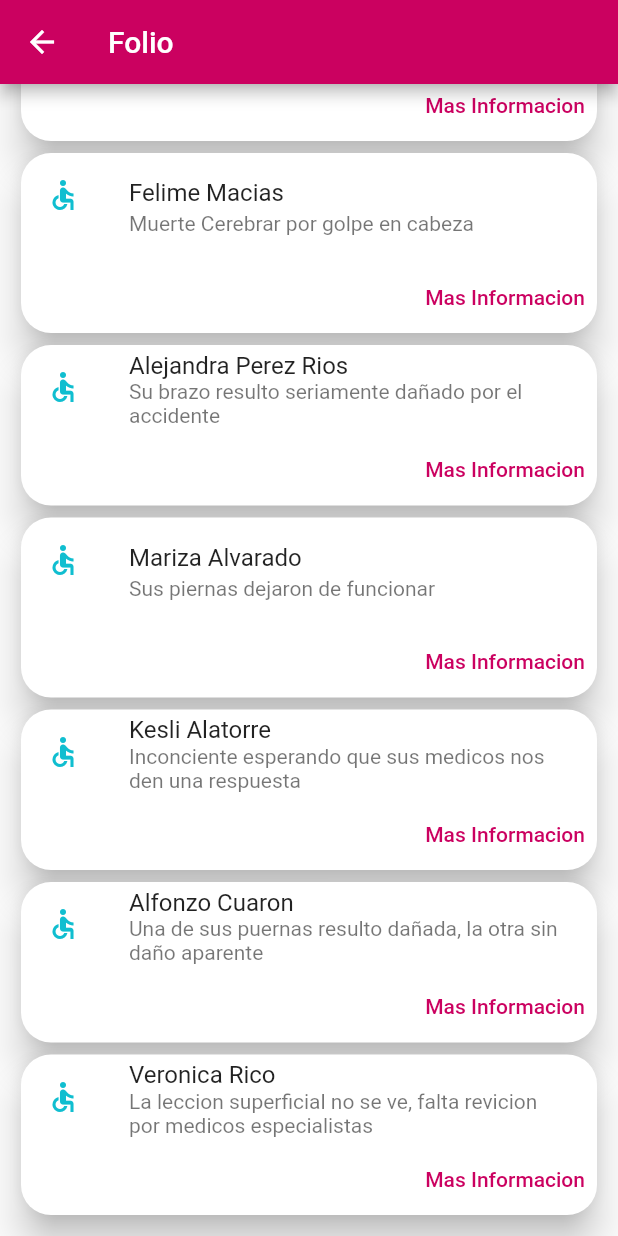
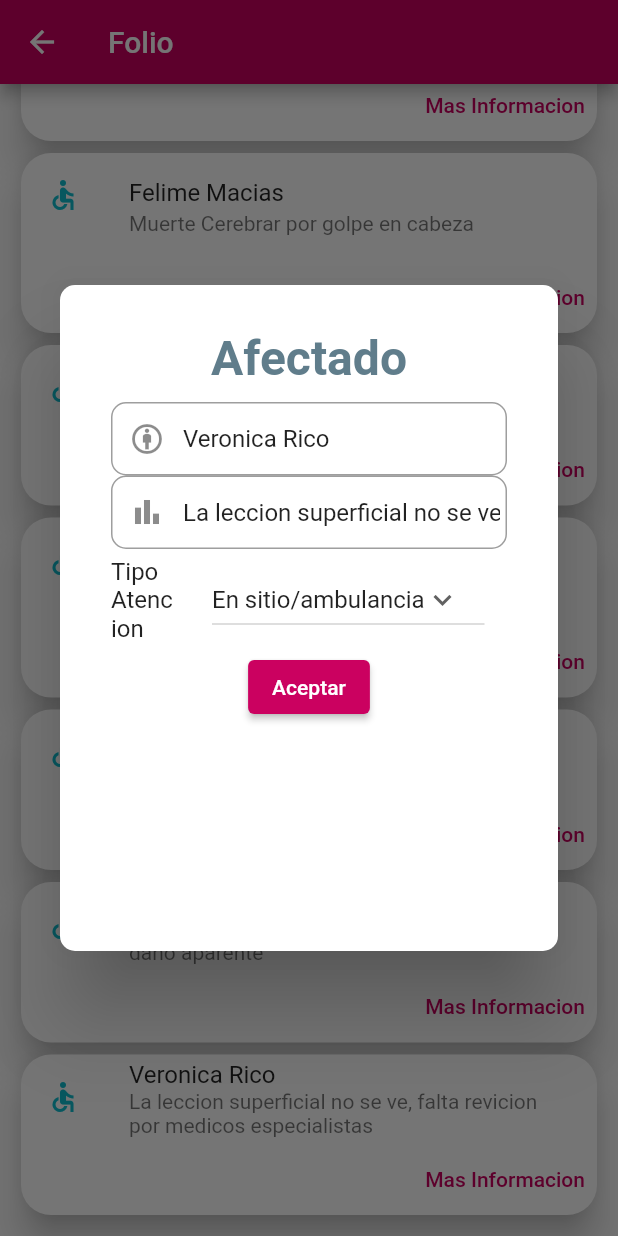
Before and after one commit to Luisicho/Movilidad, a Flutter app: the LevantamientoView screen opened directly, scrolled down 211 dp, after a tap on "Mas Informacion", on a phone screen of 412 x 824 dp. Run offline on Flutter 3.47's test engine with Material 2 defaults, Android fonts, the phone set to English and light mode, and no system bars; our stand-ins replace flutter_map, flutter_speed_dial, fluttertoast, geolocator, image_picker, latlong2 and 2 more; accounts and stored records are empty.

Commit message:
Ventana accidente de Vehiculos

```diff
--- /dev/null
+++ b/lib/src/pages/vehiculos/view/afectadoV_view.dart
@@ -0,0 +1,186 @@
+import 'package:flutter/material.dart';
+import 'package:movilidad/src/model/afectado_model.dart';
+
+import '../../../providers/levantamiento_provider.dart';
+
+class accidentadoVView extends StatefulWidget {
+  final String folio; //Caracteristica folio
+
+  accidentadoVView(this.folio); //Constructor
+
+  @override
+  State<accidentadoVView> createState() => _accidentadoVViewState();
+}
+
+//----------------------------------------------------------------------------------------------------------------------------------------------------------------
+//----------------------------------------------------------------------Variable Globales-------------------------------------------------------------------------------
+//----------------------------------------------------------------------------------------------------------------------------------------------------------------
+
+TextEditingController nombreController = TextEditingController();
+TextEditingController observacionesController = TextEditingController();
+
+//Generales
+var atencion = 'En sitio/ambulancia';
+var listaAtencion = ['En sitio/ambulancia', 'Hospitalizacion', 'Defuncion'];
+
+//----------------------------------------------------------------------------------------------------------------------------------------------------------------
+//----------------------------------------------------------------------Variable Globales-------------------------------------------------------------------------------
+//----------------------------------------------------------------------------------------------------------------------------------------------------------------
+
+
+class _accidentadoVViewState extends State<accidentadoVView> {
+  @override
+  Widget build(BuildContext context) {
+    //----------------------------------------------------------------------------------------------------------------------------------------------------------------
+    //----------------------------------------------------------------------Variable local-------------------------------------------------------------------------------
+    //----------------------------------------------------------------------------------------------------------------------------------------------------------------
+
+    //tipoAtencionField
+    final tipoAtencionField = Row(
+      mainAxisAlignment: MainAxisAlignment.center,
+      children: [
+        const Expanded(
+          flex: 1,
+          child: Text("Tipo Atencion"),
+        ),
+        const SizedBox(width: 10),
+        Expanded(
+          flex: 5,
+          child: Padding(
+            padding: const EdgeInsets.fromLTRB(15, 10, 15, 10),
+            child: DropdownButton(
+              hint: const Text('Tipo Atencion'),
+              value: atencion,
+              icon: const Icon(Icons.keyboard_arrow_down),
+              items: listaAtencion.map((String items) {
+                return DropdownMenuItem(
+                  value: items,
+                  child: Text(items),
+                );
+              }).toList(),
+              onChanged: (newValue) {
+                setState(() {
+                  atencion = newValue.toString();
+                });
+              },
+            ),
+          ),
+        ),
+      ],
+    );
+
+    //----------------------------------------------------------------------------------------------------------------------------------------------------------------
+    //----------------------------------------------------------------------Variable local-------------------------------------------------------------------------------
+    //----------------------------------------------------------------------------------------------------------------------------------------------------------------
+
+
+    //----------------------------------------------------------------------------------------------------------------------------------------------------------------
+    //----------------------------------------------------------------------Funciones-------------------------------------------------------------------------------
+    //----------------------------------------------------------------------------------------------------------------------------------------------------------------
+
+    //Funcion que crea TextFields
+    Widget buildTextField(String hint, TextEditingController controller,
+        IconData icon, bool enable, EdgeInsets pad) {
+      return TextFormField(
+        controller: controller,
+        readOnly: enable,
+        decoration: InputDecoration(
+          prefixIcon: Icon(icon),
+          contentPadding: pad,
+          hintText: hint,
+          border: OutlineInputBorder(
+            borderRadius: BorderRadius.circular(10),
+          ),
+        ),
+      );
+    }
+
+    //Funcion que crea lista nueva
+    Widget _CargarDatos() {
+      //Widget Future para crear lista a futuro luego de resivir la informacion
+      return FutureBuilder(
+        future: levantamientoProvider.cargarData(),
+        initialData: [],
+        builder: (context, snapshot) {
+          AfectadoModel tempAfec = AfectadoModel(
+              aseguradora: '',
+              poliza: '',
+              vigencia: '',
+              nombreAc: '',
+              curp: '',
+              domicilio: '',
+              tipoAtencion: '',
+              institucionMedica: '',
+              fechaRecepcion: '',
+              horaRecepcion: '',
+              fechaAlta: '',
+              horaAlta: '',
+              observaciones: '',
+              icon: '');
+          snapshot.data!.where((element) {
+            final folio = element['folio'];
+            final input = widget.folio;
+
+            return folio.contains(input);
+          }).forEach((element) {
+            //Actualiza objeto
+            observacionesController.text = element['descripcion'];
+            nombreController.text = element['nombre'];
+            atencion = element['tipoAtencion'];
+            //setState(() {});
+          });
+
+          return Container(
+              height: 400,
+              padding: const EdgeInsets.all(10),
+              child: SingleChildScrollView(
+                  child: Column(
+                      mainAxisAlignment: MainAxisAlignment.center,
+                      children: [
+                    const Text(
+                      'Afectado',
+                      style: TextStyle(
+                        fontWeight: FontWeight.bold,
+                        fontSize: 32,
+                        color: Colors.blueGrey,
+                      ),
+                    ),
+                    const SizedBox(height: 10),
+                    buildTextField(
+                      'Nombre Afectado',
+                      nombreController,
+                      Icons.attribution_outlined,
+                      true,
+                      const EdgeInsets.fromLTRB(20, 15, 05, 15),
+                    ),
+                    buildTextField(
+                      'Observacion',
+                      observacionesController,
+                      Icons.bar_chart_outlined,
+                      true,
+                      const EdgeInsets.fromLTRB(20, 15, 05, 15),
+                    ),
+                    tipoAtencionField,
+                    Column(
+                      mainAxisAlignment: MainAxisAlignment.center,
+                      children: [
+                        ElevatedButton(
+                          onPressed: () {
+                            Navigator.of(context).pop();
+                          },
+                          child: const Text('Aceptar'),
+                        ),
+                      ],
+                    ),
+                  ])));
+        },
+      );
+    }
+
+    //----------------------------------------------------------------------------------------------------------------------------------------------------------------
+    //----------------------------------------------------------------------Funciones-------------------------------------------------------------------------------
+    //----------------------------------------------------------------------------------------------------------------------------------------------------------------
+
+    return _CargarDatos();
+  }
+}
--- a/lib/src/pages/vehiculos/view/levantamiento_view.dart
+++ b/lib/src/pages/vehiculos/view/levantamiento_view.dart
@@ -1,5 +1,6 @@
 import 'dart:io';
 import 'package:flutter/material.dart';
+import 'package:movilidad/src/pages/vehiculos/view/afectadoV_view.dart';
 
 import 'package:movilidad/src/providers/levantamiento_provider.dart';
 import '../../../utils/icono_string_util.dart';
@@ -45,7 +46,6 @@ class LevantamientoView extends StatefulWidget {
 class LevantamientoViewState extends State<LevantamientoView> {
   @override
   Widget build(BuildContext context) {
-
     //----------------------------------------------------------------------------------------------------------------------------------------------------------------
     //----------------------------------------------------------------------Funciones-------------------------------------------------------------------------------
     //----------------------------------------------------------------------------------------------------------------------------------------------------------------
@@ -53,7 +53,8 @@ class LevantamientoViewState extends State<LevantamientoView> {
     Widget _cardTipo1() {
       return Card(
         elevation: 10.0,
-        shape: RoundedRectangleBorder(borderRadius: BorderRadius.circular(20.0)),
+        shape:
+            RoundedRectangleBorder(borderRadius: BorderRadius.circular(20.0)),
         child: Column(children: <Widget>[
           const ListTile(
             leading: Icon(
@@ -80,6 +81,24 @@ class LevantamientoViewState extends State<LevantamientoView> {
       );
     }
 
+    //Funcion que muestra ventada de accidentado
+    void mostrarVentanaAccidentado(BuildContext context) {
+      showDialog(
+          context: context,
+          barrierDismissible: true,
+          builder: (context) {
+            return AlertDialog(
+              content: Container(
+                padding: const EdgeInsets.all(0),
+                width: MediaQuery.of(context).size.width,
+                child: accidentadoVView(widget.levantamiento.folio),
+              ),
+              shape: RoundedRectangleBorder(
+                  borderRadius: BorderRadius.circular(10)),
+            );
+          });
+    } //widget
+
     //Funcion que agrega elementos a la lista nueva
     List<Widget> _listaItems(List<dynamic>? data, BuildContext context) {
       final List<Widget> opciones = [];
@@ -96,10 +115,11 @@ class LevantamientoViewState extends State<LevantamientoView> {
         //Crea card por cada elemento
         final widgetTemp = Card(
           elevation: 10.0,
-          shape: RoundedRectangleBorder(borderRadius: BorderRadius.circular(20.0)),
+          shape:
+              RoundedRectangleBorder(borderRadius: BorderRadius.circular(20.0)),
           child: Column(children: <Widget>[
             ListTile(
-              title: Text(element['texto']),
+              title: Text(element['nombre']),
               subtitle: Text(element['descripcion']),
               leading: getIcon(element['icon']),
             ),
@@ -108,7 +128,9 @@ class LevantamientoViewState extends State<LevantamientoView> {
               children: <Widget>[
                 TextButton(
                   child: const Text('Mas Informacion'),
-                  onPressed: () {},
+                  onPressed: () {
+                    mostrarVentanaAccidentado(context);
+                  },
                 ),
                 const SizedBox(height: 15),
               ],
@@ -142,8 +164,6 @@ class LevantamientoViewState extends State<LevantamientoView> {
     //----------------------------------------------------------------------Funciones-------------------------------------------------------------------------------
     //----------------------------------------------------------------------------------------------------------------------------------------------------------------
 
-
-
     return WillPopScope(
       onWillPop: () async {
         Navigator.of(context).pop();
@@ -157,6 +177,4 @@ class LevantamientoViewState extends State<LevantamientoView> {
       ),
     );
   }
-
-
 }
```
Also changed, not shown: assets/accidente_opts.json (+24 -16 lines). Lines whose indentation alone changed are shown as unchanged.
